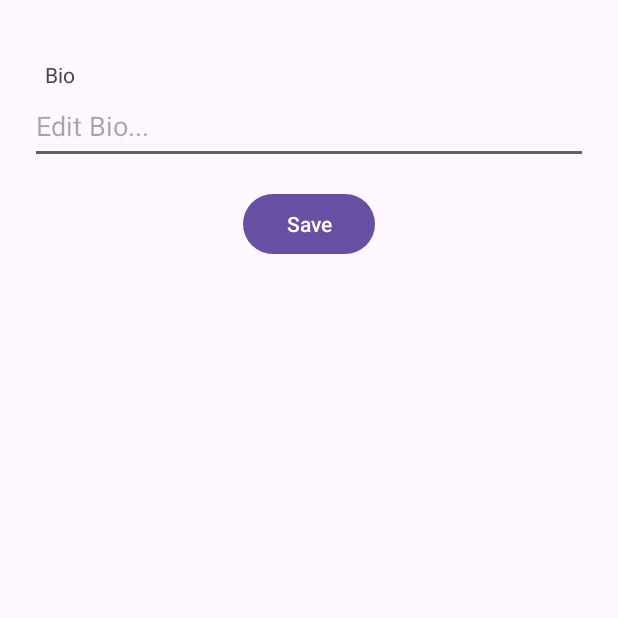
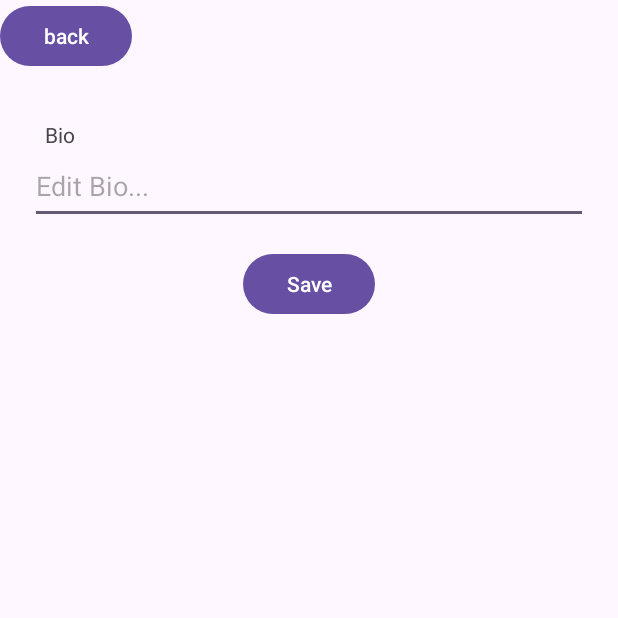
Before and after one commit to ahmet8zer/Music-Sharing-App, an Android app: the ProfileActivity screen opened directly, with no data from a screen before it, after a tap on "edit profile", on a phone screen of 412 x 824 dp, the top half of it. Run offline under Robolectric (Android 15) with nearby library versions, the phone set to English and light mode, and no system bars; our stand-ins replace Firebase (no records; nobody signed in at launch, a user with empty details on screens opened directly), Picasso; pictures from the network do not load.

Commit message:
added back buttons

```diff
--- a/MusicSharing/app/src/main/java/com/example/musicsharing/EditProfileActivity.java
+++ b/MusicSharing/app/src/main/java/com/example/musicsharing/EditProfileActivity.java
@@ -18,7 +18,7 @@ import com.google.firebase.auth.UserProfileChangeRequest;
 
 public class EditProfileActivity extends AppCompatActivity {
 
-    private Button mSaveEditButton;
+    private Button mSaveEditButton, backbutton;
 
     private EditText mEditText;
 
@@ -33,6 +33,7 @@ public class EditProfileActivity extends AppCompatActivity {
         FirebaseUser user = FirebaseAuth.getInstance().getCurrentUser();
 
         mEditText = (EditText) findViewById(R.id.edit_bio_field);
+        backbutton = findViewById(R.id.back_button);
 
         if(user != null){
             mEditText.setText(user.getDisplayName());
@@ -72,6 +73,22 @@ public class EditProfileActivity extends AppCompatActivity {
 
 
 
+        backbutton.setOnClickListener(new View.OnClickListener() {
+            @Override
+            public void onClick(View view) {
+
+                Intent intent = new Intent(getApplicationContext(), ProfileActivity.class);
+                startActivity(intent);
+                finish();
+
+
+            }
+        });
+
+
+
+
+
 
     }
 
--- a/MusicSharing/app/src/main/java/com/example/musicsharing/ProfileActivity.java
+++ b/MusicSharing/app/src/main/java/com/example/musicsharing/ProfileActivity.java
@@ -30,7 +30,7 @@ import java.util.Map;
 
 public class ProfileActivity extends AppCompatActivity implements MyViewHolder.OnItemClickListener{
 
-    private Button mEditProfileButton, mDeleteProfileButton, mAddPostButton;
+    private Button mEditProfileButton, mDeleteProfileButton, mAddPostButton, mLogoutButton;
 
     private TextView mDisplayName;
 
@@ -56,6 +56,7 @@ public class ProfileActivity extends AppCompatActivity implements MyViewHolder.O
 
         FirebaseUser user = FirebaseAuth.getInstance().getCurrentUser();
         db = FirebaseFirestore.getInstance();
+        mLogoutButton = findViewById(R.id.logout_button);
 
         RecyclerView rv = findViewById(R.id.rvPosts);
         rv.setLayoutManager(new LinearLayoutManager(this));
@@ -118,6 +119,16 @@ public class ProfileActivity extends AppCompatActivity implements MyViewHolder.O
             }
         });
 
+        mLogoutButton.setOnClickListener(new View.OnClickListener() {
+            @Override
+            public void onClick(View view) {
+                FirebaseAuth.getInstance().signOut();
+                Intent intent = new Intent(getApplicationContext(), LoginActivity.class);
+                startActivity(intent);
+                finish();
+            }
+        });
+
 
         mAddPostButton.setOnClickListener(new View.OnClickListener() {
             @Override
--- a/MusicSharing/app/src/main/res/layout/activity_edit_profile.xml
+++ b/MusicSharing/app/src/main/res/layout/activity_edit_profile.xml
@@ -6,13 +6,24 @@
     android:layout_height="match_parent"
     tools:context=".EditProfileActivity">
 
+    <Button
+        android:id="@+id/back_button"
+        android:layout_width="wrap_content"
+        android:layout_height="wrap_content"
+        android:layout_gravity="left"
+        android:text="back"
+        tools:ignore="MissingConstraints" />
+
     <LinearLayout
         android:layout_width="match_parent"
         android:layout_height="wrap_content"
-        android:layout_marginTop="40dp"
+        android:layout_marginTop="80dp"
+
         android:orientation="vertical"
         app:layout_constraintTop_toTopOf="parent"
         tools:layout_editor_absoluteX="0dp">
+
+
 
         <TextView
             android:layout_width="wrap_content"
```
Also changed, not shown: MusicSharing/app/src/main/java/com/example/musicsharing/AddPostActivity.java (+16 -1 lines), MusicSharing/app/src/main/java/com/example/musicsharing/EditPostActivity.java (+14 -1 lines), MusicSharing/app/src/main/res/layout/activity_add_post.xml (+8 -0 lines), MusicSharing/app/src/main/res/layout/activity_edit_post.xml (+8 -0 lines), MusicSharing/app/src/main/res/layout/activity_profile.xml (+9 -0 lines).
